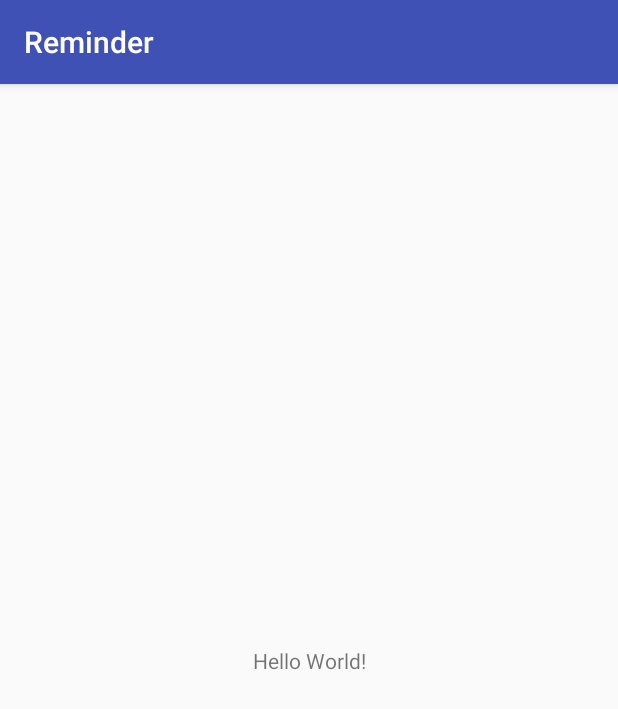
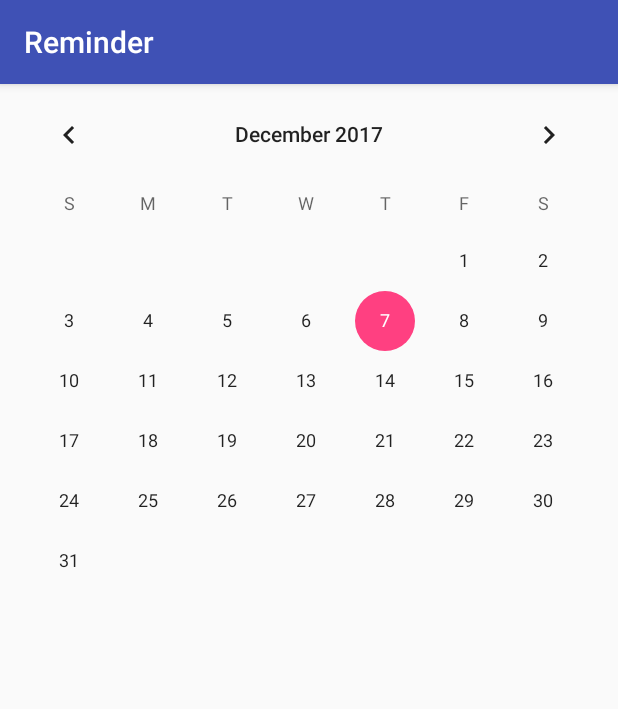
Before and after one commit to yamashitaryo/android, an Android app: the screen it shows after launch (MainActivity), on a phone screen of 412 x 824 dp. Shown: the top 709 px of the screen. Run offline under Robolectric (Android 15) with nearby library versions, the phone set to English and light mode, and no system bars.

Commit message:
とりあえずカレンダー表示

```diff
--- a/app/src/main/res/layout/activity_main.xml
+++ b/app/src/main/res/layout/activity_main.xml
@@ -6,13 +6,8 @@
     android:layout_height="match_parent"
     tools:context="com.example.psyche.reminder.MainActivity">
 
-    <TextView
-        android:layout_width="wrap_content"
-        android:layout_height="wrap_content"
-        android:text="Hello World!"
-        app:layout_constraintBottom_toBottomOf="parent"
-        app:layout_constraintLeft_toLeftOf="parent"
-        app:layout_constraintRight_toRightOf="parent"
-        app:layout_constraintTop_toTopOf="parent" />
-
+    <CalendarView
+        android:id="@+id/calendarView"
+        android:layout_width="match_parent"
+        android:layout_height="match_parent" />
 </android.support.constraint.ConstraintLayout>
```
